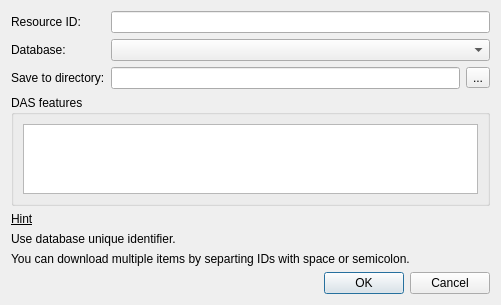
First picture: the form in src/corelibs/U2Gui/src/util/ui/DownloadRemoteFileDialog.ui, repository violethaze74/ugene, before the edit.
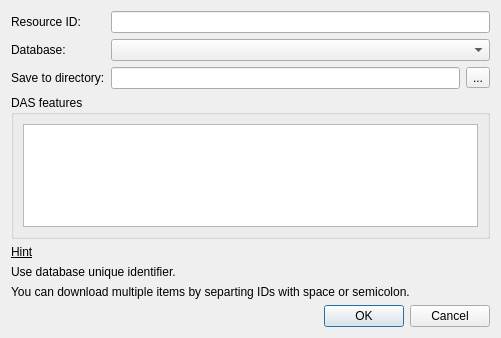
Second picture: the form after the edit.

Commit message: UGENE-1717 Access remote database window resize

```diff
--- a/src/corelibs/U2Gui/src/util/ui/DownloadRemoteFileDialog.ui
+++ b/src/corelibs/U2Gui/src/util/ui/DownloadRemoteFileDialog.ui
@@ -7,7 +7,7 @@
     <x>0</x>
     <y>0</y>
     <width>501</width>
-    <height>291</height>
+    <height>338</height>
    </rect>
   </property>
   <property name="sizePolicy">
@@ -119,7 +119,7 @@
    <item>
     <widget class="QGroupBox" name="dasBox">
      <property name="sizePolicy">
-      <sizepolicy hsizetype="Expanding" vsizetype="Preferred">
+      <sizepolicy hsizetype="Expanding" vsizetype="MinimumExpanding">
        <horstretch>0</horstretch>
        <verstretch>0</verstretch>
       </sizepolicy>
@@ -127,7 +127,7 @@
      <property name="minimumSize">
       <size>
        <width>0</width>
-       <height>0</height>
+       <height>130</height>
       </size>
      </property>
      <property name="title">
@@ -137,15 +137,21 @@
       <item>
        <widget class="QListWidget" name="dasfeaturesWidget">
         <property name="sizePolicy">
-         <sizepolicy hsizetype="Expanding" vsizetype="Preferred">
+         <sizepolicy hsizetype="Expanding" vsizetype="MinimumExpanding">
           <horstretch>0</horstretch>
           <verstretch>0</verstretch>
          </sizepolicy>
         </property>
+        <property name="minimumSize">
+         <size>
+          <width>0</width>
+          <height>60</height>
+         </size>
+        </property>
         <property name="maximumSize">
          <size>
           <width>16777215</width>
-          <height>70</height>
+          <height>16777215</height>
          </size>
         </property>
         <property name="baseSize">
```
The commit also changes 1 other file.
